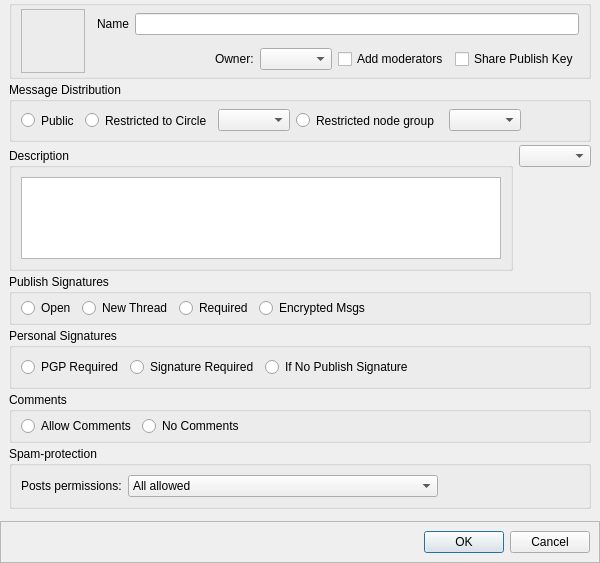
This is retroshare-gui/src/gui/gxs/GxsGroupDialog.ui in RetroShare/RetroShare as Qt 5 draws it before an edit. The edited form follows.
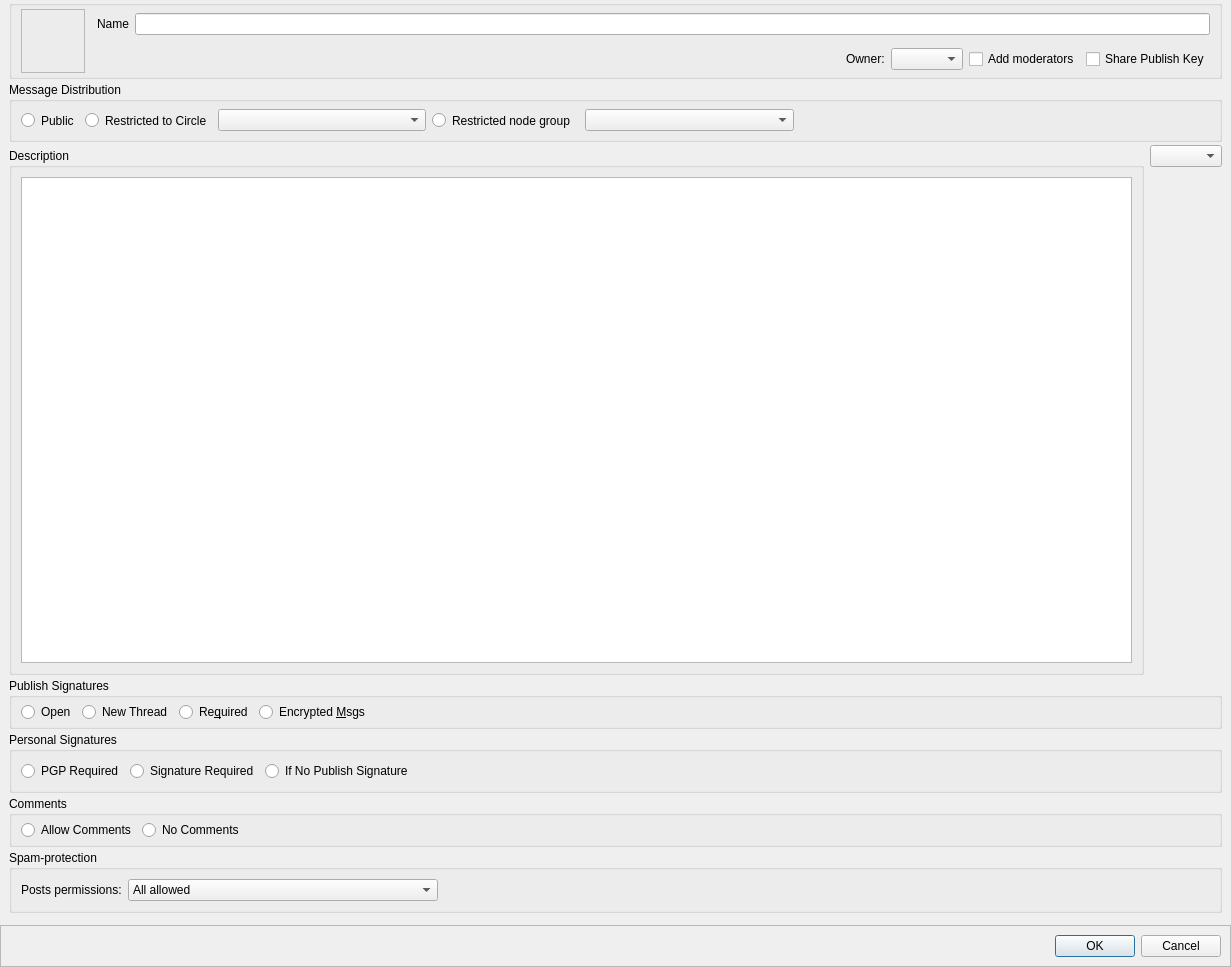
This is the edited form. Icons and pictures are not drawn. Custom widgets are drawn as their Qt base class.

Commit message: fixed loading of already selected ids in FriendSelectionDialog and automatically display existing GxsGroupDialog moderators

```diff
--- a/retroshare-gui/src/gui/gxs/GxsGroupDialog.ui
+++ b/retroshare-gui/src/gui/gxs/GxsGroupDialog.ui
@@ -6,8 +6,8 @@
    <rect>
     <x>0</x>
     <y>0</y>
-    <width>600</width>
-    <height>563</height>
+    <width>1231</width>
+    <height>967</height>
    </rect>
   </property>
   <property name="windowTitle">
@@ -223,14 +223,14 @@
           <item>
            <widget class="QRadioButton" name="publish_required">
             <property name="text">
-             <string>Required</string>
+             <string>Re&amp;quired</string>
             </property>
            </widget>
           </item>
           <item>
            <widget class="QRadioButton" name="publish_encrypt">
             <property name="text">
-             <string>Encrypted Msgs</string>
+             <string>Encrypted &amp;Msgs</string>
             </property>
            </widget>
           </item>
```
Left out of the diff: 1 changed line with no effect on the pictures. The commit also changes 4 other files.
